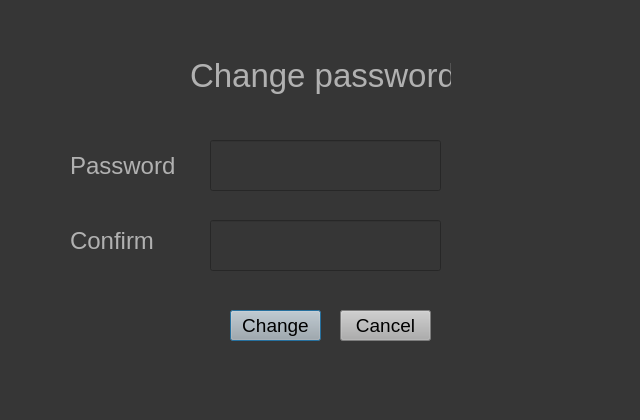
Qt form UI/change_pass.ui (ShallowSmile1/Lab_def_inf) before a commit.
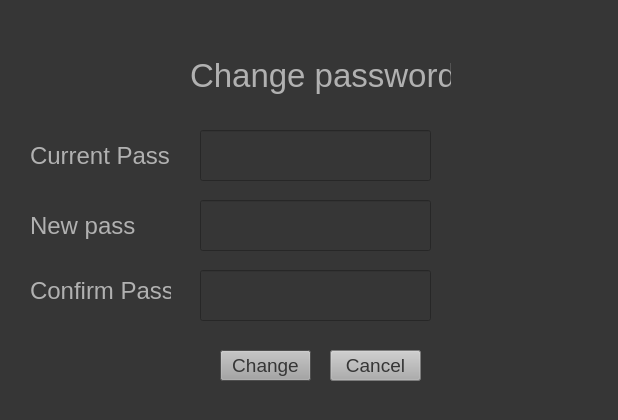
The same form after that commit.

What changed in the file:
```diff
--- a/UI/change_pass.ui
+++ b/UI/change_pass.ui
@@ -6,7 +6,7 @@
    <rect>
     <x>0</x>
     <y>0</y>
-    <width>640</width>
+    <width>618</width>
     <height>420</height>
    </rect>
   </property>
@@ -14,7 +14,9 @@
    <string>Dialog</string>
   </property>
   <property name="styleSheet">
-   <string notr="true">background:rgb(54, 54, 54);</string>
+   <string notr="true">background:rgb(54, 54, 54);color: rgb(177, 177, 177);
+alternate-background-color: rgb(97, 97, 97);
+selection-background-color: rgb(97, 97, 97);</string>
   </property>
   <widget class="QLabel" name="label">
    <property name="geometry">
@@ -35,9 +37,9 @@
   <widget class="QLabel" name="label_2">
    <property name="geometry">
     <rect>
-     <x>70</x>
-     <y>150</y>
-     <width>121</width>
+     <x>30</x>
+     <y>210</y>
+     <width>151</width>
      <height>31</height>
     </rect>
    </property>
@@ -45,15 +47,15 @@
     <string notr="true">color: rgb(177, 177, 177); font-size:18pt;</string>
    </property>
    <property name="text">
-    <string>Password</string>
+    <string>New pass</string>
    </property>
   </widget>
   <widget class="QLabel" name="label_3">
    <property name="geometry">
     <rect>
-     <x>70</x>
-     <y>220</y>
-     <width>111</width>
+     <x>30</x>
+     <y>270</y>
+     <width>141</width>
      <height>41</height>
     </rect>
    </property>
@@ -61,14 +63,14 @@
     <string notr="true">color: rgb(177, 177, 177); font-size:18pt;</string>
    </property>
    <property name="text">
-    <string>Confirm</string>
+    <string>Confirm Pass</string>
    </property>
   </widget>
   <widget class="QLineEdit" name="password">
    <property name="geometry">
     <rect>
-     <x>210</x>
-     <y>140</y>
+     <x>200</x>
+     <y>200</y>
      <width>231</width>
      <height>51</height>
     </rect>
@@ -80,8 +82,8 @@
   <widget class="QLineEdit" name="confirm">
    <property name="geometry">
     <rect>
-     <x>210</x>
-     <y>220</y>
+     <x>200</x>
+     <y>270</y>
      <width>231</width>
      <height>51</height>
     </rect>
@@ -96,14 +98,14 @@
   <widget class="QPushButton" name="change_button">
    <property name="geometry">
     <rect>
-     <x>230</x>
-     <y>310</y>
+     <x>220</x>
+     <y>350</y>
      <width>91</width>
      <height>31</height>
     </rect>
    </property>
    <property name="styleSheet">
-    <string notr="true">background-color: rgb(173, 173, 173); font-size: 14pt;</string>
+    <string notr="true">background-color: rgb(173, 173, 173); font-size: 14pt;color:rgb(54, 54, 54)</string>
    </property>
    <property name="text">
     <string>Change</string>
@@ -112,19 +114,48 @@
   <widget class="QPushButton" name="cancel_button">
    <property name="geometry">
     <rect>
-     <x>340</x>
-     <y>310</y>
+     <x>330</x>
+     <y>350</y>
      <width>91</width>
      <height>31</height>
     </rect>
    </property>
    <property name="styleSheet">
-    <string notr="true">background-color: rgb(173, 173, 173); font-size: 14pt;</string>
+    <string notr="true">background-color: rgb(173, 173, 173); font-size: 14pt;color:rgb(54, 54, 54)</string>
    </property>
    <property name="text">
     <string>Cancel</string>
    </property>
   </widget>
+  <widget class="QLabel" name="label_4">
+   <property name="geometry">
+    <rect>
+     <x>30</x>
+     <y>140</y>
+     <width>151</width>
+     <height>31</height>
+    </rect>
+   </property>
+   <property name="styleSheet">
+    <string notr="true">color: rgb(177, 177, 177); font-size:18pt;</string>
+   </property>
+   <property name="text">
+    <string>Current Pass</string>
+   </property>
+  </widget>
+  <widget class="QLineEdit" name="old_pass">
+   <property name="geometry">
+    <rect>
+     <x>200</x>
+     <y>130</y>
+     <width>231</width>
+     <height>51</height>
+    </rect>
+   </property>
+   <property name="styleSheet">
+    <string notr="true">color: rgb(173, 173, 173); font-size: 17pt;</string>
+   </property>
+  </widget>
  </widget>
  <resources/>
  <connections/>
```
Left out of the diff: 2 changed lines with no effect on the pictures.
